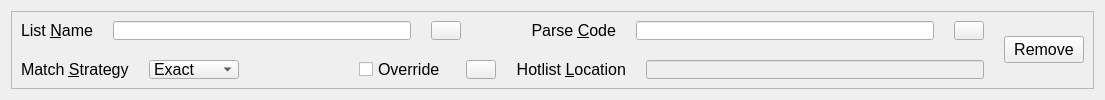
Qt form ui/parser_item.ui (openalpr/openalpr_hotlist_import) before a commit.
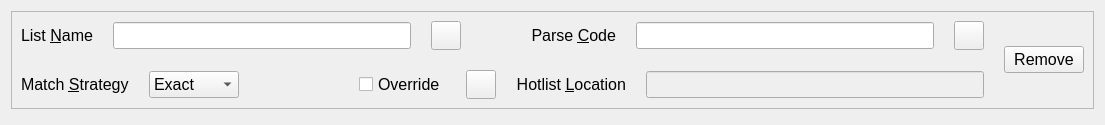
The same form after that commit. Icons and pictures are not drawn.

Commit message: Increased spacing for parser items

Diff of the .ui file:
```diff
--- a/ui/parser_item.ui
+++ b/ui/parser_item.ui
@@ -7,7 +7,7 @@
     <x>0</x>
     <y>0</y>
     <width>1105</width>
-    <height>100</height>
+    <height>125</height>
    </rect>
   </property>
   <property name="sizePolicy">
@@ -19,13 +19,13 @@
   <property name="minimumSize">
    <size>
     <width>0</width>
-    <height>100</height>
+    <height>125</height>
    </size>
   </property>
   <property name="maximumSize">
    <size>
     <width>2000</width>
-    <height>100</height>
+    <height>125</height>
    </size>
   </property>
   <property name="font">
@@ -38,6 +38,8 @@
   </property>
   <layout class="QHBoxLayout" name="horizontalLayout_4">
    <item>
+    <layout class="QVBoxLayout" name="verticalLayout">
+     <item>
     <widget class="QFrame" name="frame">
      <property name="sizePolicy">
       <sizepolicy hsizetype="Expanding" vsizetype="Preferred">
@@ -297,6 +299,24 @@
       </item>
      </layout>
     </widget>
+     </item>
+     <item>
+      <spacer name="verticalSpacer">
+       <property name="orientation">
+        <enum>Qt::Vertical</enum>
+       </property>
+       <property name="sizeType">
+        <enum>QSizePolicy::MinimumExpanding</enum>
+       </property>
+       <property name="sizeHint" stdset="0">
+        <size>
+         <width>15</width>
+         <height>5</height>
+        </size>
+       </property>
+      </spacer>
+     </item>
+    </layout>
    </item>
   </layout>
  </widget>
```
Left out of the diff: 11 changed lines with no effect on the pictures. Lines whose indentation alone changed are shown as unchanged. The commit also changes 1 other file.
